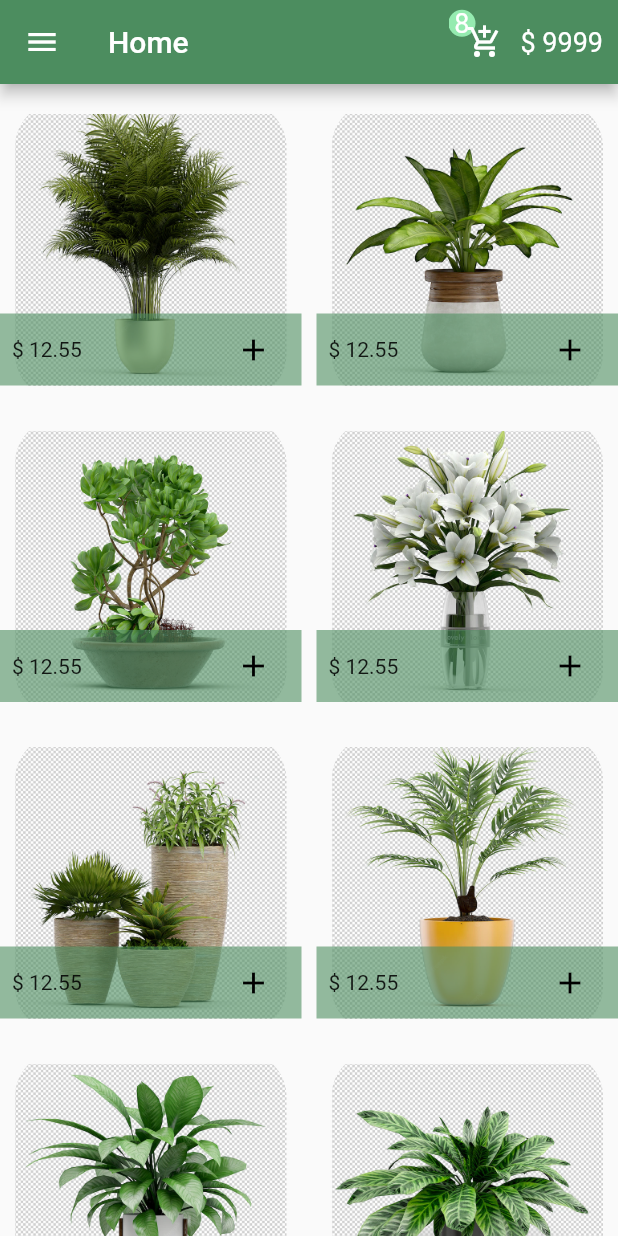
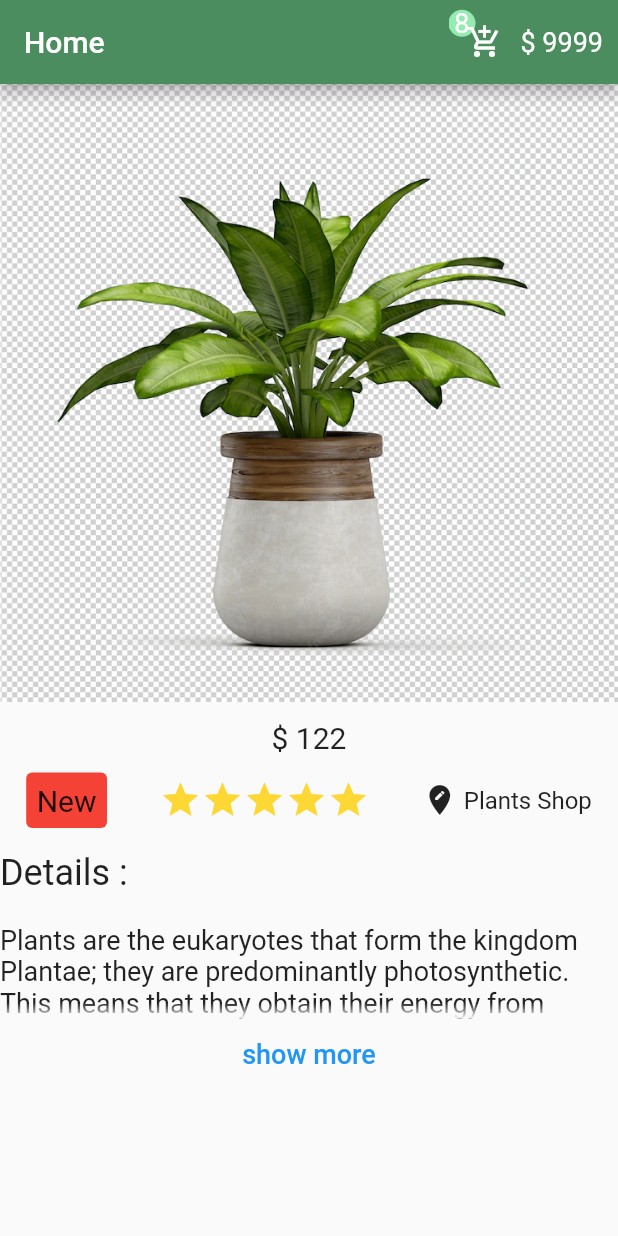
Before and after one commit to Zeina6699/Plants_Ecommerce, a Flutter app: the screen it shows after launch, on a phone screen of 412 x 824 dp. Run offline on Flutter 3.47's test engine with Material 3 defaults, Android fonts, the phone set to English and light mode, and no system bars.

Commit message:
finish Details page

```diff
--- a/lib/main.dart
+++ b/lib/main.dart
@@ -1,4 +1,5 @@
 import 'package:flutter/material.dart';
+import 'package:plants_e_commerce/screens/details_page.dart';
 import 'package:plants_e_commerce/screens/home_page.dart';
 import 'package:plants_e_commerce/screens/login_page.dart';
 import 'package:plants_e_commerce/screens/register_page.dart';
@@ -17,11 +18,12 @@ class PlantsApp extends StatelessWidget {
     return MaterialApp(
        theme: ThemeData(useMaterial3: false),
       routes: {
-        '/login':(context)=>LoginPage(),
-        '/register':(context)=>RegisterPage(),
-        '/home':(context)=>HomePage()
+        '/login':(context)=>const LoginPage(),
+        '/register':(context)=>const RegisterPage(),
+        '/home':(context)=>const HomePage(),
+        '/details':(context)=> DetailsPage(),
       },
     debugShowCheckedModeBanner: false,
-   initialRoute: '/home');
+   initialRoute: '/details');
   }
 }
--- /dev/null
+++ b/lib/screens/details_page.dart
@@ -0,0 +1,119 @@
+import 'package:flutter/material.dart';
+import 'package:plants_e_commerce/constants.dart';
+
+class DetailsPage extends StatefulWidget {
+   DetailsPage({super.key});
+
+  @override
+  State<DetailsPage> createState() => _DetailsPageState();
+}
+
+class _DetailsPageState extends State<DetailsPage> {
+  bool showMore=false;
+
+  @override
+  Widget build(BuildContext context) {
+    return SafeArea(
+      child: Scaffold(
+        appBar: AppBar(
+          backgroundColor: KPrimaryColor,
+          title: const Text("Home"),
+          actions: [
+            Row(
+              children: [
+                //الستاك مشان نخلي ال8 فوق الايقونة
+                Stack(children: [
+                  //الكونتستر مشان نخلي
+                  //شكلو دائري
+                  Positioned(
+                    bottom: 22,
+                    right: 30,
+                    child: Container(
+                      alignment: Alignment.center,
+                      padding: const EdgeInsets.all(4),
+                      decoration: const BoxDecoration(
+                          shape: BoxShape.circle,
+                          color: Color.fromARGB(211, 164, 255, 193)),
+                      child: const Center(
+                          child: Text('8', style: TextStyle(fontSize: 18))),
+                    ),
+                  ),
+                  IconButton(
+                      onPressed: () {},
+                      icon: const Icon(Icons.add_shopping_cart))
+                ]),
+                const Padding(
+                  padding: EdgeInsets.only(right: 10),
+                  child: Text('\$ 9999', style: TextStyle(fontSize: 18)),
+                ),
+              ],
+            ),
+          ],
+        ),
+        body: SingleChildScrollView(
+          child: Column(
+            children: [
+              Image.asset('assets/images/2.png'),
+              SizedBox(
+                height: 12,
+              ),
+              Text(
+                '\$ 122',
+                style: TextStyle(fontSize: 20),
+              ),
+              SizedBox(
+                height: 12,
+              ),
+              Row(
+                mainAxisAlignment: MainAxisAlignment.spaceAround,
+                children: [
+                  Container(child: Text('New',style: TextStyle(fontSize: 20),),
+                  padding: EdgeInsets.all(7),
+                  decoration: BoxDecoration(
+                    color: Colors.red,
+                    borderRadius: BorderRadius.circular(4)
+                  ),),
+                  Row(
+                    children: [
+                                          Icon(Icons.star,color: Colors.yellow[600],size: 28),
+                      Icon(Icons.star,color: Colors.yellow[600],size: 28),
+                      Icon(Icons.star,color: Colors.yellow[600],size: 28),
+                      Icon(Icons.star,color: Colors.yellow[600],size: 28),
+                      Icon(Icons.star,color: Colors.yellow[600],size: 28),
+
+                    ],
+                  ),
+                  Row(
+                    children: [
+                      Icon(Icons.edit_location),
+                      Text(' Plants Shop',style: TextStyle(fontSize:16),)
+                    ],
+                  )
+                ],
+              ),
+              SizedBox(height: 16,),
+              SizedBox(
+                width: double.infinity,
+                child: Text('Details :',style: TextStyle(fontSize:24),textAlign: TextAlign.start))
+            ,SizedBox(height:20),
+            Text(
+              overflow: TextOverflow.fade,
+              maxLines:showMore?null:3,
+               style: TextStyle(fontSize: 18),
+              'Plants are the eukaryotes that form the kingdom Plantae; they are predominantly photosynthetic. This means that they obtain their energy from sunlight, using chloroplasts derived from endosymbiosis with cyanobacteria to produce sugars from carbon dioxide and water, using the green pigment chlorophyll. Exceptions are parasitic plants that have lost the genes for chlorophyll and photosynthesis, and obtain their energy from other plants or fungi. Most plants are multicellular, except for some green algae.')
+           ,
+           TextButton(
+            onPressed: (){
+              setState(() {
+                showMore=!showMore;
+              });
+            },
+             child:Text(showMore? 'show less':'show more',
+             style: TextStyle(fontSize: 18)))
+            ],
+          ),
+        ),
+      ),
+    );
+  }
+}
--- a/lib/screens/home_page.dart
+++ b/lib/screens/home_page.dart
@@ -14,7 +14,7 @@ class HomePage extends StatelessWidget {
       child: Scaffold(
         appBar: AppBar(
           backgroundColor:KPrimaryColor,
-          title: Text("Home"),
+          title:const Text("Home"),
           actions: [
             Row(
               children: [
@@ -29,20 +29,20 @@ class HomePage extends StatelessWidget {
       right:30,
         child: Container(
           alignment: Alignment.center,
-        padding: EdgeInsets.all(4),
-          decoration: BoxDecoration(
+        padding:const EdgeInsets.all(4),
+          decoration:const BoxDecoration(
             shape: BoxShape.circle,
             color: Color.fromARGB(211,164,255, 193)
           ),
 
-          child:   Center(child: Text('8',style: TextStyle(fontSize: 18))),),
+          child: const  Center(child: Text('8',style: TextStyle(fontSize: 18))),),
       ),
-       IconButton(onPressed:(){} , icon:Icon(Icons.add_shopping_cart))
+       IconButton(onPressed:(){} , icon:const  Icon(Icons.add_shopping_cart))
 
       ]
       )
-        , Padding(
-          padding: const EdgeInsets.only(right: 10),
+        ,const Padding(
+          padding: EdgeInsets.only(right: 10),
           child: Text('\$ 9999',style: TextStyle(fontSize: 18)),
         ),
         ],
@@ -50,10 +50,10 @@ class HomePage extends StatelessWidget {
 
               ],
             )
-         ,drawer: CustomDrawer(),
+         ,drawer:const CustomDrawer(),
          body: GridView.builder(
 itemCount: plantList.length,
-          gridDelegate:SliverGridDelegateWithFixedCrossAxisCount(
+          gridDelegate:const SliverGridDelegateWithFixedCrossAxisCount(
             crossAxisCount:2,
             crossAxisSpacing: 10,
             childAspectRatio: 2/2,
@@ -72,11 +72,11 @@ itemCount: plantList.length,
 
                   footer: GridTileBar(
                      backgroundColor:KPrimaryColor.withOpacity(.6),
-                    leading: Text('\$ 12.55'),
-                    title: Text(""),
+                    leading:const Text('\$ 12.55'),
+                    title:const Text(""),
                     trailing: IconButton(
                       onPressed:(){},
-                      icon:Icon(Icons.add,color:Colors.black,)),
+                      icon:const Icon(Icons.add,color:Colors.black,)),
                   ),
                   child:Stack(
                   children: [
```
